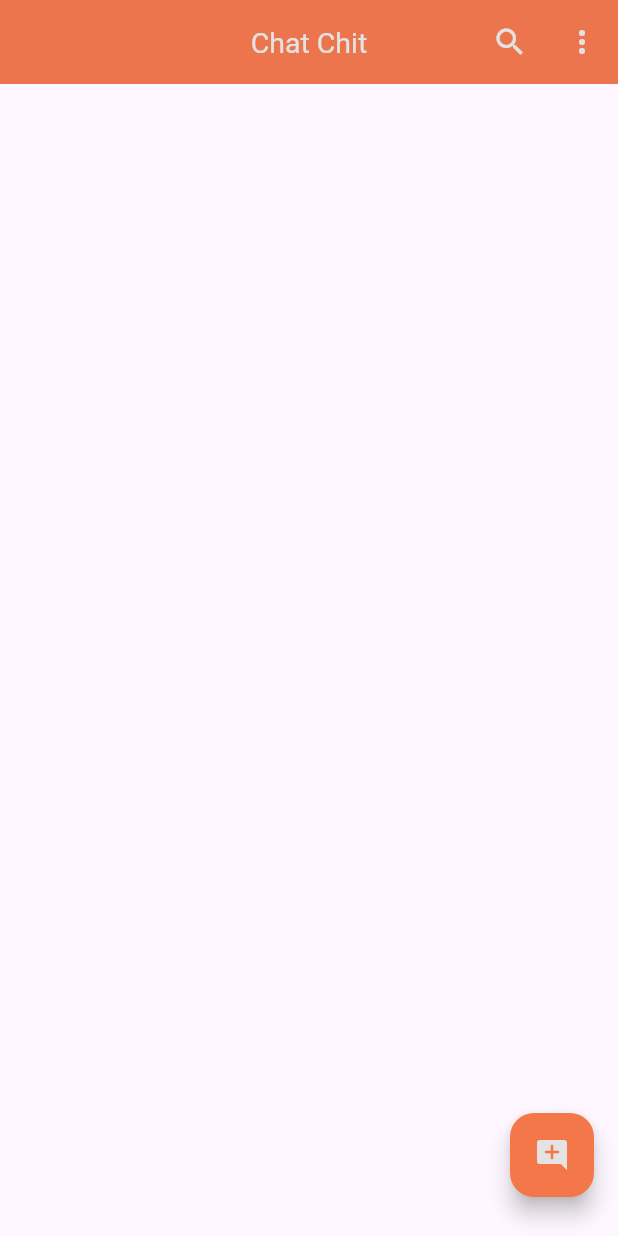
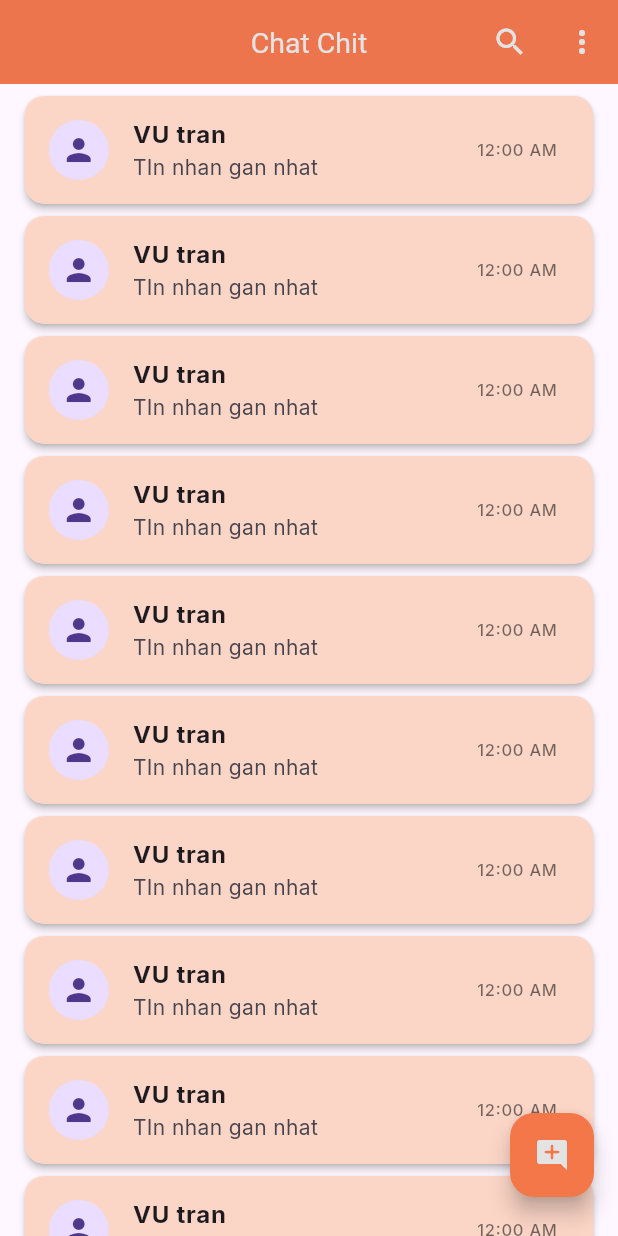
Before and after one commit to vuvip113/chatchit, a Flutter app: the Home screen opened directly, on a phone screen of 412 x 824 dp. Run offline on Flutter 3.47's test engine with Material 3 defaults, Android fonts, the phone set to English and light mode, and no system bars; our stand-ins replace cloud_firestore, firebase_auth, firebase_core, google_fonts, google_sign_in; accounts and stored records are empty.

Commit message:
udpate 16

```diff
--- /dev/null
+++ b/lib/repositories/api.dart
@@ -0,0 +1,8 @@
+import 'package:firebase_auth/firebase_auth.dart';
+import 'package:cloud_firestore/cloud_firestore.dart';
+
+class APIs {
+  static FirebaseAuth auth = FirebaseAuth.instance;
+
+  static FirebaseFirestore firestore = FirebaseFirestore.instance;
+}
--- /dev/null
+++ b/lib/ui/common/widgets/chat_user_card.dart
@@ -0,0 +1,43 @@
+import 'package:flutter/material.dart';
+import 'package:chatchit/ui/common/app_colors.dart';
+import 'package:chatchit/ui/common/ui_helpers.dart';
+
+class ChatUserCard extends StatefulWidget {
+  const ChatUserCard({super.key});
+  @override
+  State<ChatUserCard> createState() => _ChatUserCardState();
+}
+
+class _ChatUserCardState extends State<ChatUserCard> {
+  @override
+  Widget build(BuildContext context) {
+    return Card(
+      margin: EdgeInsets.symmetric(horizontal: mq.width * .04, vertical: 4),
+      color: orangeLightActive,
+      elevation: 2,
+      shape: RoundedRectangleBorder(borderRadius: BorderRadius.circular(13)),
+      child: InkWell(
+        onTap: () {},
+        child: const ListTile(
+          leading: CircleAvatar(
+            child: Icon(Icons.person),
+          ),
+          title: Text(
+            "VU tran",
+            style: TextStyle(
+              fontWeight: FontWeight.w700,
+            ),
+          ),
+          subtitle: Text(
+            "TIn nhan gan nhat",
+            maxLines: 1,
+          ),
+          trailing: Text(
+            "12:00 AM",
+            style: TextStyle(color: Colors.black54),
+          ),
+        ),
+      ),
+    );
+  }
+}
--- a/lib/ui/views/home/home.dart
+++ b/lib/ui/views/home/home.dart
@@ -1,6 +1,8 @@
 import 'package:flutter/material.dart';
-import 'package:flutter/cupertino.dart';
+import 'package:chatchit/repositories/api.dart';
 import 'package:chatchit/ui/common/app_colors.dart';
+import 'package:google_sign_in/google_sign_in.dart';
+import 'package:chatchit/ui/common/widgets/chat_user_card.dart';
 
 class Home extends StatefulWidget {
   const Home({super.key});
@@ -28,12 +30,23 @@ class _HomeState extends State<Home> {
         padding: const EdgeInsets.only(bottom: 10),
         child: FloatingActionButton(
             backgroundColor: orangeNormal,
-            onPressed: () {},
+            onPressed: () async {
+              await APIs.auth.signOut();
+              await GoogleSignIn().signOut();
+            },
             child: const Icon(
               Icons.add_comment_rounded,
               color: kcVeryLightGrey,
             )),
       ),
+
+      body: ListView.builder(
+          padding: const EdgeInsets.only(top: 4),
+          physics: const BouncingScrollPhysics(),
+          itemCount: 16,
+          itemBuilder: (context, index) {
+            return const ChatUserCard();
+          }),
     );
   }
 }
--- a/pubspec.yaml
+++ b/pubspec.yaml
@@ -15,6 +15,10 @@ dependencies:
   cupertino_icons: ^1.0.6
   flutter_launcher_icons: ^0.13.1
   google_fonts: ^6.2.1
+  firebase_core: ^2.31.0
+  google_sign_in: ^6.2.1
+  firebase_auth: ^4.19.5
+  cloud_firestore: ^4.17.4
 
 dev_dependencies:
   flutter_test:
```
Also changed, not shown: lib/helper/dialog.dart (added, +25 -0 lines), lib/main.dart (+19 -3 lines), lib/ui/views/login/login.dart (+41 -2 lines), lib/ui/views/splash/splash.dart (added, +58 -0 lines), firebase.json (added), lib/firebase_options.dart (added), pubspec.lock, 9 other files.
